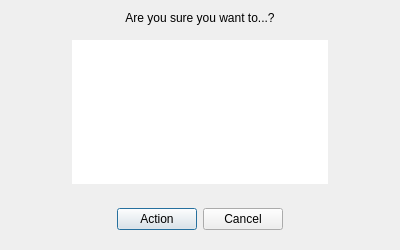
This is arches_project/ui/resource_confirmation_dialog.ui in archesproject/arches-qgis as Qt 5 draws it before an edit. The edited form follows.
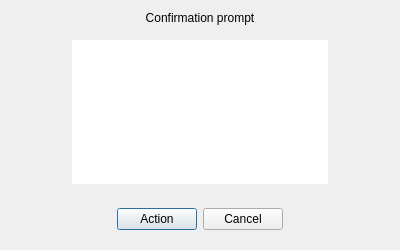
This is the edited form. Icons and pictures are not drawn.

Commit message: replace message text when confirmation dialog closes

Diff of the .ui file:
```diff
--- a/arches_project/ui/resource_confirmation_dialog.ui
+++ b/arches_project/ui/resource_confirmation_dialog.ui
@@ -24,7 +24,7 @@
    <item>
     <widget class="QLabel" name="messageLabel">
      <property name="text">
-      <string>Are you sure you want to...?</string>
+      <string>Confirmation prompt</string>
      </property>
      <property name="alignment">
       <set>Qt::AlignCenter</set>
```
The commit also changes 1 other file.
